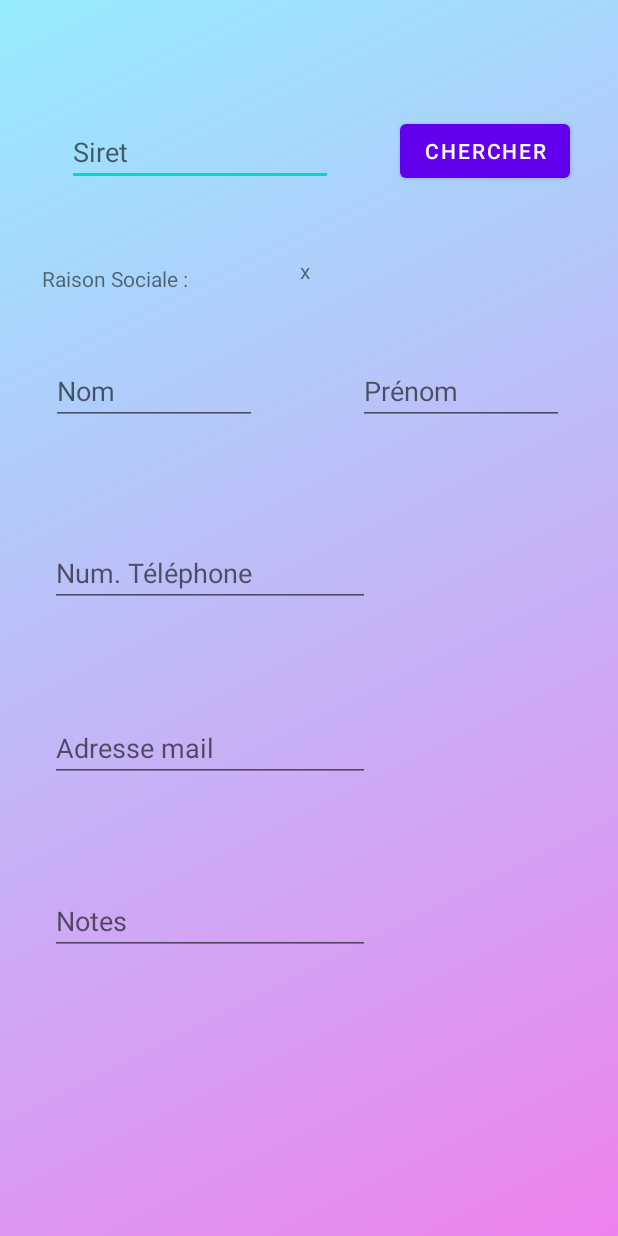
After one commit to chrisollivier/Prospect, an Android app: the AddProspectActivity screen opened directly, with no data from a screen before it, on a phone screen of 412 x 824 dp. The commit adds this screen. Run offline under Robolectric (Android 15) with nearby library versions, the phone set to English and light mode, and no system bars.

Commit message:
Add addProspect activity

```diff
--- a/app/src/main/AndroidManifest.xml
+++ b/app/src/main/AndroidManifest.xml
@@ -22,5 +22,9 @@
         <activity android:name=".view.AccueilActivity"
                   android:exported="false"
         />
+        <activity android:name=".view.AddProspectActivity"
+
+        >
+        </activity>
     </application>
 </manifest>
--- a/app/src/main/java/sio/nsi/prospect/tools/DataBaseHelper.java
+++ b/app/src/main/java/sio/nsi/prospect/tools/DataBaseHelper.java
@@ -88,7 +88,6 @@ public class DataBaseHelper extends SQLiteOpenHelper {
         } catch (Exception e) {
             e.printStackTrace();
         }
-
     }
 
     // we have created a new method for reading all the courses.
--- /dev/null
+++ b/app/src/main/java/sio/nsi/prospect/view/AddProspectActivity.java
@@ -0,0 +1,70 @@
+package sio.nsi.prospect.view;
+
+import android.os.Bundle;
+import android.util.Log;
+import android.widget.EditText;
+import androidx.appcompat.app.AppCompatActivity;
+
+import android.view.View;
+import android.widget.Button;
+import sio.nsi.prospect.R;
+import sio.nsi.prospect.tools.DataBaseHelper;
+
+import java.io.BufferedReader;
+import java.io.IOException;
+import java.io.InputStreamReader;
+import java.net.HttpURLConnection;
+import java.net.URL;
+
+public class AddProspectActivity extends AppCompatActivity {
+    private static EditText InputSiret;
+    private Button BtnSiret;
+    private static HttpURLConnection connection;
+
+    @Override
+    protected void onCreate(Bundle savedInstanceState) {
+        super.onCreate(savedInstanceState);
+        setContentView(R.layout.addprospect_activity);
+        BtnSiret = (Button) findViewById(R.id.BtnSiret);
+        InputSiret = (EditText) findViewById(R.id.inputSiret);
+
+
+        BtnSiret.setOnClickListener(eventBtnsiret);
+    }
+
+    public View.OnClickListener eventBtnsiret = new View.OnClickListener() {
+        @Override
+        public void onClick(View v) {
+            Log.d("button", "Siret search button clicked");
+            try {
+                Log.d("siret", getDataFromSiret(InputSiret.getText().toString()));
+            } catch (IOException e) {
+                e.printStackTrace();
+            }
+        }
+    };
+
+    public static String getDataFromSiret(String search) throws IOException {
+        if (search.length() == 14) {
+            URL url = new URL("https://entreprise.data.gouv.fr/api/sirene/v1/siret/" + search);
+            connection = (HttpURLConnection) url.openConnection();
+            connection.setRequestMethod("GET");
+            connection.setRequestProperty("Accept", "application/json");
+            if (connection.getResponseCode() != 200) {
+                throw new RuntimeException("Failed : HTTP error code : " + connection.getResponseCode());
+            } else {
+                BufferedReader br = new BufferedReader(new InputStreamReader(connection.getInputStream()));
+                String output;
+                StringBuilder sb = new StringBuilder();
+                while ((output = br.readLine()) != null) {
+                    sb.append(output);
+                }
+                connection.disconnect();
+                return sb.toString();
+            }
+        } else {
+            InputSiret.setError("Longueur du siret incorrecte");
+            return "";
+        }
+    }
+}
--- a/app/src/main/java/sio/nsi/prospect/view/LoginActivity.java
+++ b/app/src/main/java/sio/nsi/prospect/view/LoginActivity.java
@@ -4,6 +4,8 @@ import android.content.Intent;
 import android.os.Bundle;
 import android.util.Log;
 import android.view.View;
+import android.view.animation.Animation;
+import android.view.animation.AnimationUtils;
 import android.widget.Button;
 
 import android.widget.EditText;
@@ -46,12 +48,12 @@ public class LoginActivity extends AppCompatActivity {
             Log.d("Comparaison", "-" + allUser.get(0).getPassword() + "- vs -" + user.getPassword() + "-");
 
 
-
             if (user.getPassword().equals(allUser.get(0).getPassword())){
                 Log.d("connexion", "Connexion effectuée : " + allUser.get(0).getPassword());
                 Intent connexion = new Intent(LoginActivity.this, AccueilActivity.class);
                 startActivity(connexion);
             }else{
+                InputPassword.setError("Password and username didn't match");
                 Log.d("Error","connection failed");
             }
         }
--- /dev/null
+++ b/app/src/main/res/layout/addprospect_activity.xml
@@ -0,0 +1,91 @@
+<?xml version="1.0" encoding="utf-8"?>
+<androidx.constraintlayout.widget.ConstraintLayout xmlns:android="http://schemas.android.com/apk/res/android"
+                                                   xmlns:app="http://schemas.android.com/apk/res-auto" xmlns:tools="http://schemas.android.com/tools"
+                                                   android:layout_width="match_parent"
+                                                   android:layout_height="match_parent"
+                                                   android:background="@drawable/gradient_background"
+>
+
+    <Button
+            android:text="Chercher"
+            android:layout_width="wrap_content"
+            android:layout_height="wrap_content" android:id="@+id/BtnSiret"
+            app:layout_constraintEnd_toEndOf="parent" app:layout_constraintStart_toStartOf="parent"
+            app:layout_constraintHorizontal_bias="0.892" app:layout_constraintTop_toTopOf="parent"
+            app:layout_constraintBottom_toBottomOf="parent" app:layout_constraintVertical_bias="0.099"/>
+    <EditText
+            android:layout_width="177dp"
+            android:layout_height="43dp"
+            android:inputType="number"
+            android:ems="10"
+            android:id="@+id/inputSiret"
+            app:layout_constraintEnd_toStartOf="@+id/BtnSiret"
+            android:hint="Siret" app:layout_constraintTop_toTopOf="parent"
+            app:layout_constraintBottom_toBottomOf="parent"
+            app:layout_constraintVertical_bias="0.103" app:layout_constraintStart_toStartOf="parent"/>
+    <EditText
+            android:layout_width="137dp"
+            android:layout_height="44dp"
+            android:inputType="textPersonName"
+            android:ems="10"
+            android:id="@+id/inputLName"
+            app:layout_constraintEnd_toStartOf="@+id/inputFName"
+            app:layout_constraintStart_toStartOf="parent" app:layout_constraintHorizontal_bias="0.336"
+            android:hint="Nom" app:layout_constraintTop_toBottomOf="@+id/inputSiret"
+            app:layout_constraintBottom_toBottomOf="parent" app:layout_constraintVertical_bias="0.176"/>
+    <EditText
+            android:layout_width="wrap_content"
+            android:layout_height="wrap_content"
+            android:inputType="phone"
+            android:ems="10"
+            android:id="@+id/inputTel"
+            android:hint="Num. Téléphone" app:layout_constraintTop_toBottomOf="@+id/inputLName"
+            app:layout_constraintBottom_toBottomOf="parent" app:layout_constraintVertical_bias="0.154"
+            app:layout_constraintStart_toStartOf="parent" app:layout_constraintEnd_toEndOf="parent"
+            app:layout_constraintHorizontal_bias="0.169"/>
+    <EditText
+            android:layout_width="wrap_content"
+            android:layout_height="wrap_content"
+            android:inputType="textEmailAddress"
+            android:ems="10"
+            android:id="@+id/inputMail"
+            android:hint="Adresse mail"
+            app:layout_constraintTop_toBottomOf="@+id/inputTel" app:layout_constraintBottom_toBottomOf="parent"
+            app:layout_constraintVertical_bias="0.19" app:layout_constraintStart_toStartOf="parent"
+            app:layout_constraintEnd_toEndOf="parent" app:layout_constraintHorizontal_bias="0.169"/>
+    <EditText
+            android:layout_width="wrap_content"
+            android:layout_height="wrap_content"
+            android:inputType="textPersonName"
+            android:ems="10"
+            android:id="@+id/inputNotes"
+            android:hint="Notes" app:layout_constraintBottom_toBottomOf="parent"
+            app:layout_constraintTop_toBottomOf="@+id/inputMail" app:layout_constraintVertical_bias="0.273"
+            app:layout_constraintStart_toStartOf="parent" app:layout_constraintEnd_toEndOf="parent"
+            app:layout_constraintHorizontal_bias="0.169"/>
+    <EditText
+            android:layout_width="137dp"
+            android:layout_height="44dp"
+            android:inputType="textPersonName"
+            android:ems="10"
+            android:id="@+id/inputFName"
+            app:layout_constraintEnd_toEndOf="parent" app:layout_constraintStart_toStartOf="parent"
+            app:layout_constraintHorizontal_bias="0.868" android:hint="Prénom"
+            app:layout_constraintTop_toBottomOf="@+id/BtnSiret" app:layout_constraintBottom_toBottomOf="parent"
+            app:layout_constraintVertical_bias="0.175"/>
+    <TextView
+            android:text="Raison Sociale :"
+            android:layout_width="wrap_content"
+            android:layout_height="wrap_content" android:id="@+id/textView2"
+            app:layout_constraintTop_toBottomOf="@+id/inputSiret"
+            app:layout_constraintBottom_toTopOf="@+id/inputLName" app:layout_constraintEnd_toEndOf="parent"
+            app:layout_constraintStart_toStartOf="parent" app:layout_constraintHorizontal_bias="0.089"
+            app:layout_constraintVertical_bias="0.543"/>
+    <TextView
+            android:text="x"
+            android:layout_width="9dp"
+            android:layout_height="26dp" android:id="@+id/textView3"
+            app:layout_constraintStart_toEndOf="@+id/textView2" app:layout_constraintEnd_toEndOf="parent"
+            app:layout_constraintHorizontal_bias="0.269" app:layout_constraintBottom_toBottomOf="parent"
+            app:layout_constraintTop_toTopOf="parent" app:layout_constraintVertical_bias="0.214"/>
+</androidx.constraintlayout.widget.ConstraintLayout>
```
